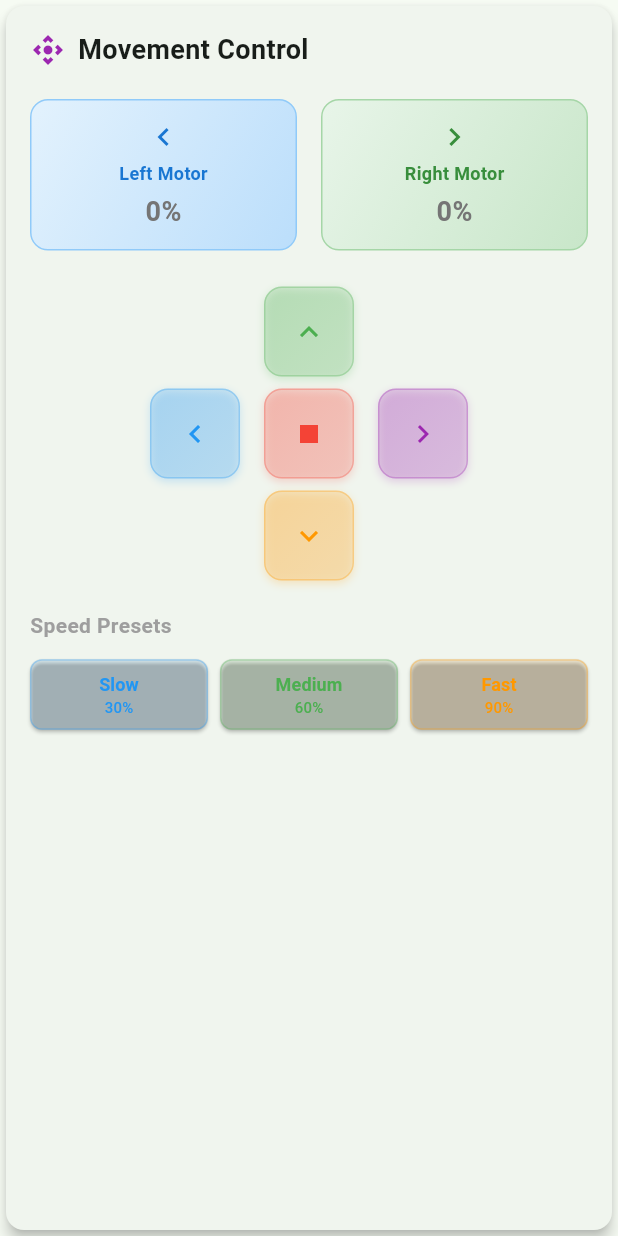
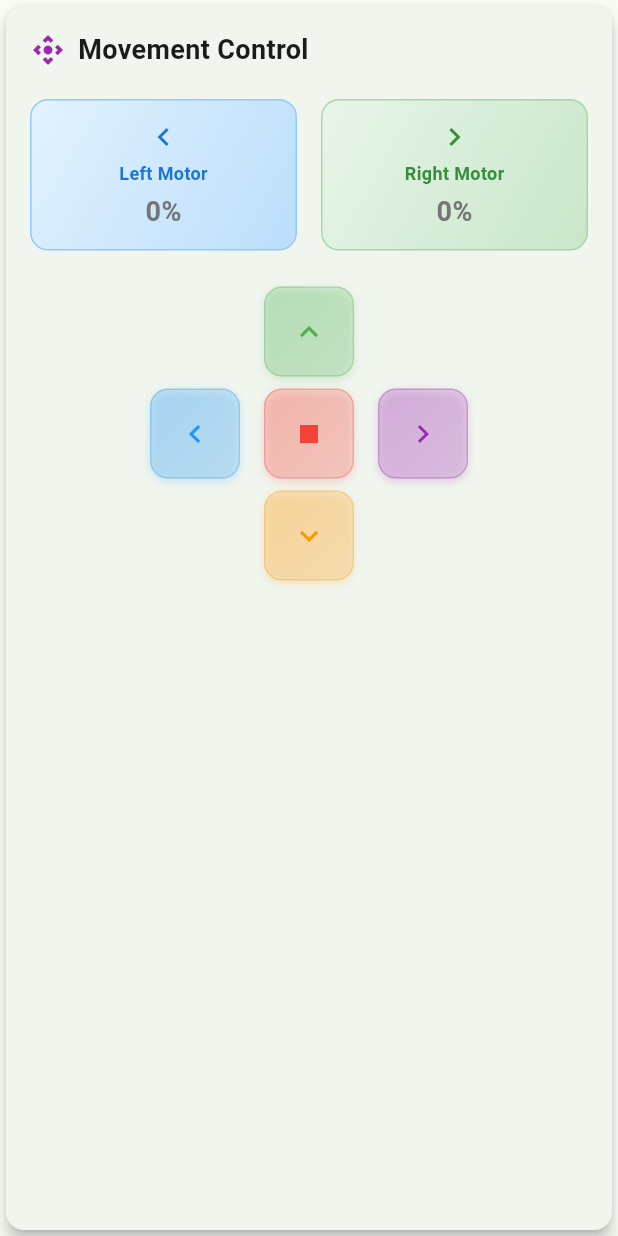
Before and after one commit to WangodaFrancis667/robo_app, a Flutter app: the JoystickControlSection widget shown alone on an empty page, opened directly with empty values, on a phone screen of 412 x 824 dp. Run offline on Flutter 3.47's test engine with Material 3 defaults, Android fonts, the phone set to English and light mode, and no system bars; our stand-ins replace flutter_bluetooth_serial; missing offline and left inert: flutter_mjpeg; network calls fail.

Commit message:
Remove commented-out speed preset buttons from JoystickControlSection

```diff
--- a/lib/screens/controls/components/joystick_control_section.dart
+++ b/lib/screens/controls/components/joystick_control_section.dart
@@ -201,42 +201,42 @@ class JoystickControlSection extends StatelessWidget {
             const SizedBox(height: 20),
 
             // Speed Preset Buttons
-            const Text(
-              'Speed Presets',
-              style: TextStyle(
-                fontSize: 14,
-                fontWeight: FontWeight.w600,
-                color: Colors.grey,
-              ),
-            ),
-            const SizedBox(height: 12),
-            Row(
-              children: [
-                Expanded(
-                  child: _buildSpeedPresetButton(
-                    label: 'Slow',
-                    speed: 30,
-                    color: Colors.blue,
-                  ),
-                ),
-                const SizedBox(width: 8),
-                Expanded(
-                  child: _buildSpeedPresetButton(
-                    label: 'Medium',
-                    speed: 60,
-                    color: Colors.green,
-                  ),
-                ),
-                const SizedBox(width: 8),
-                Expanded(
-                  child: _buildSpeedPresetButton(
-                    label: 'Fast',
-                    speed: 90,
-                    color: Colors.orange,
-                  ),
-                ),
-              ],
-            ),
+            // const Text(
+            //   'Speed Presets',
+            //   style: TextStyle(
+            //     fontSize: 14,
+            //     fontWeight: FontWeight.w600,
+            //     color: Colors.grey,
+            //   ),
+            // ),
+            // const SizedBox(height: 12),
+            // Row(
+            //   children: [
+            //     Expanded(
+            //       child: _buildSpeedPresetButton(
+            //         label: 'Slow',
+            //         speed: 30,
+            //         color: Colors.blue,
+            //       ),
+            //     ),
+            //     const SizedBox(width: 8),
+            //     Expanded(
+            //       child: _buildSpeedPresetButton(
+            //         label: 'Medium',
+            //         speed: 60,
+            //         color: Colors.green,
+            //       ),
+            //     ),
+            //     const SizedBox(width: 8),
+            //     Expanded(
+            //       child: _buildSpeedPresetButton(
+            //         label: 'Fast',
+            //         speed: 90,
+            //         color: Colors.orange,
+            //       ),
+            //     ),
+            //  ],
+            //),
           ],
         ),
       ),
```
